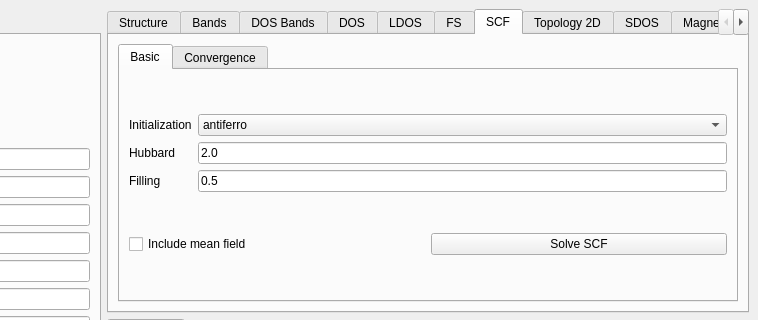
The window that development/interface-pyqt/2d/interface.ui (joselado/quantum-honeycomp) describes before a commit, drawn with Qt 5; both pictures show x 550 to 1308 and y 0 to 320 of the 1308 by 653 pixel window.
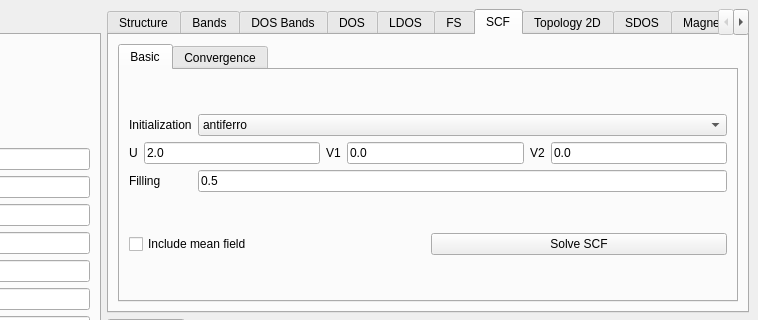
The same window after the commit. The open tabs and pages were chosen to show the change.

```diff
--- a/development/interface-pyqt/2d/interface.ui
+++ b/development/interface-pyqt/2d/interface.ui
@@ -736,20 +736,6 @@
                 </property>
                </widget>
               </item>
-              <item row="1" column="0">
-               <widget class="QLabel" name="label_23">
-                <property name="text">
-                 <string>Hubbard</string>
-                </property>
-               </widget>
-              </item>
-              <item row="1" column="1">
-               <widget class="QLineEdit" name="hubbard">
-                <property name="text">
-                 <string>2.0</string>
-                </property>
-               </widget>
-              </item>
               <item row="2" column="0">
                <widget class="QLabel" name="label_34">
                 <property name="text">
@@ -764,6 +750,61 @@
                 </property>
                </widget>
               </item>
+              <item row="1" column="0" colspan="2">
+               <layout class="QHBoxLayout" name="horizontalLayout">
+                <item>
+                 <widget class="QLabel" name="label_14">
+                  <property name="text">
+                   <string>U</string>
+                  </property>
+                 </widget>
+                </item>
+                <item>
+                 <widget class="QLineEdit" name="U">
+                  <property name="toolTip">
+                   <string>Local Hubbard interaction</string>
+                  </property>
+                  <property name="text">
+                   <string>2.0</string>
+                  </property>
+                 </widget>
+                </item>
+                <item>
+                 <widget class="QLabel" name="label_23">
+                  <property name="text">
+                   <string>V1</string>
+                  </property>
+                 </widget>
+                </item>
+                <item>
+                 <widget class="QLineEdit" name="V1">
+                  <property name="toolTip">
+                   <string>First neighbor interaction</string>
+                  </property>
+                  <property name="text">
+                   <string>0.0</string>
+                  </property>
+                 </widget>
+                </item>
+                <item>
+                 <widget class="QLabel" name="label_40">
+                  <property name="text">
+                   <string>V2</string>
+                  </property>
+                 </widget>
+                </item>
+                <item>
+                 <widget class="QLineEdit" name="V2">
+                  <property name="toolTip">
+                   <string>Second neighbor interaction</string>
+                  </property>
+                  <property name="text">
+                   <string>0.0</string>
+                  </property>
+                 </widget>
+                </item>
+               </layout>
+              </item>
              </layout>
             </item>
             <item row="1" column="0">
```
